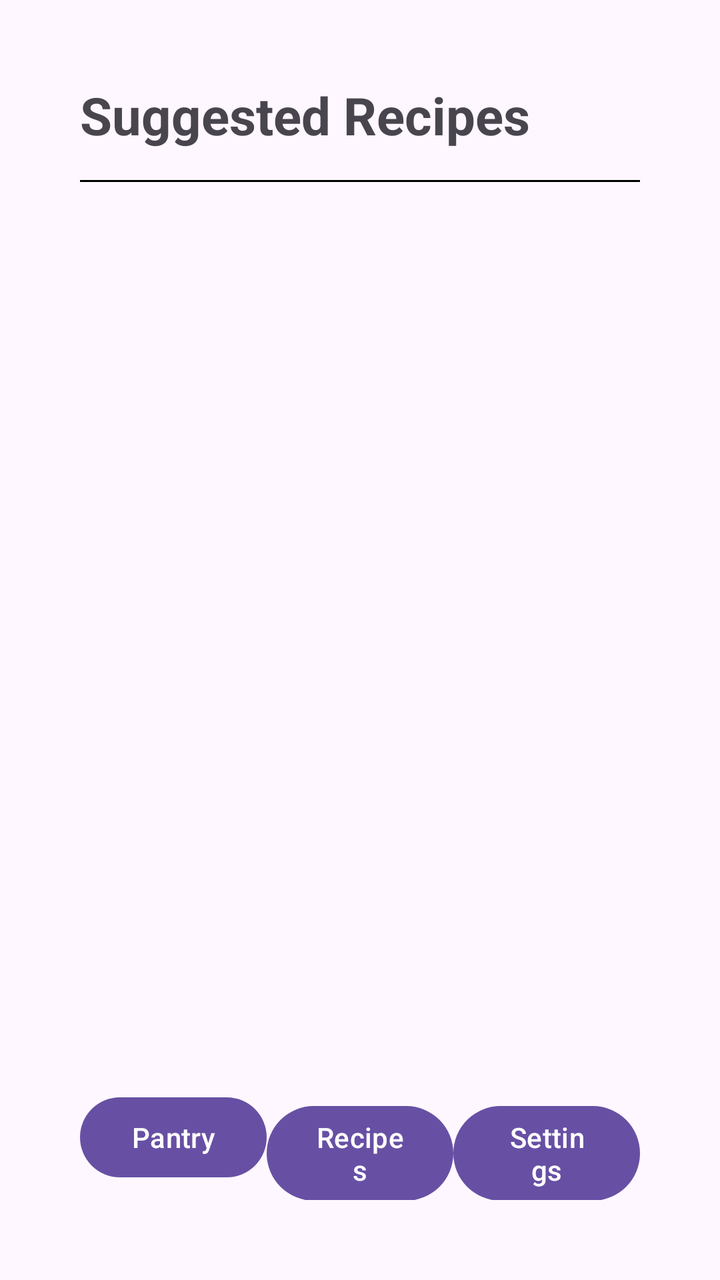
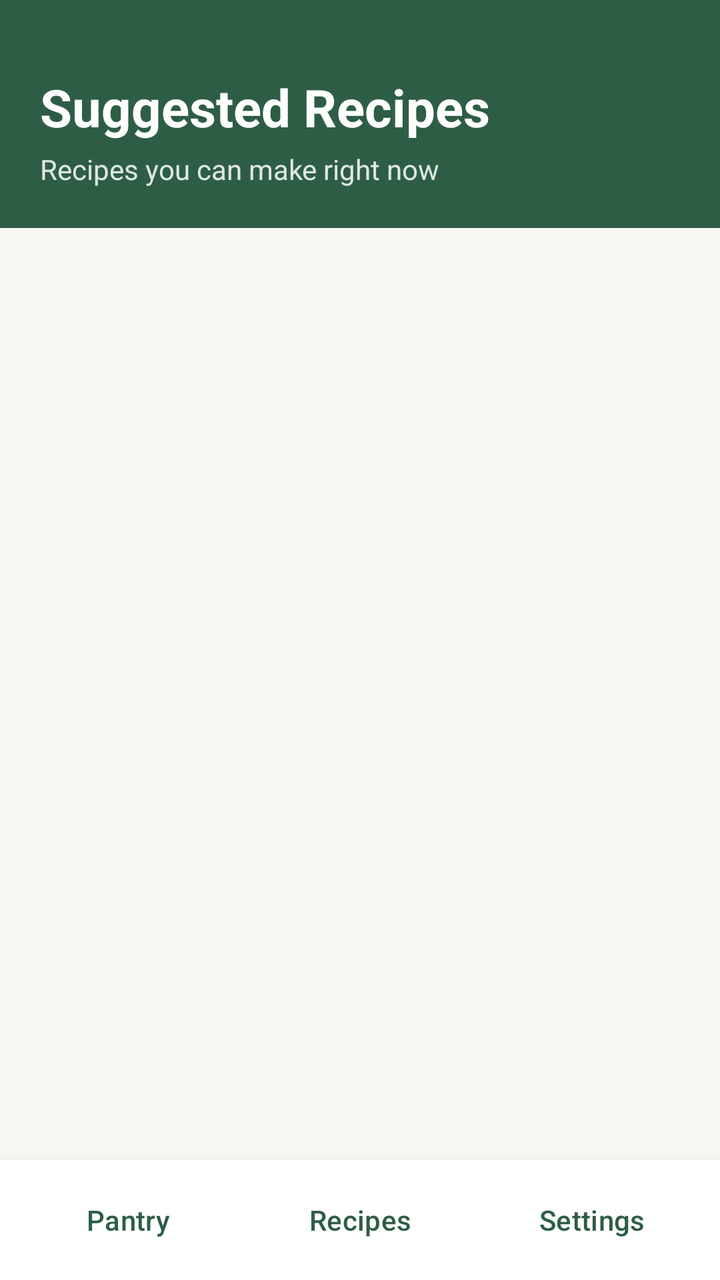

Before-and-after screenshots of an Android layout around one commit, followed by the original layout XML and the change that was made.
<!-- AndroidManifest.xml: application theme Theme.SmartPantryManager -->
<!-- res/layout/activity_suggested_recipes.xml -->
<?xml version="1.0" encoding="utf-8"?>
<LinearLayout
    xmlns:android="http://schemas.android.com/apk/res/android"
    android:layout_width="match_parent"
    android:layout_height="match_parent"
    android:orientation="vertical"
    android:padding="40dp">

    <TextView
        android:layout_width="wrap_content"
        android:layout_height="wrap_content"
        android:layout_marginBottom="15dp"
        android:text="Suggested Recipes"
        android:textSize="26sp"
        android:textStyle="bold" />

    <TextView
        android:id="@+id/textViewNoRecipes"
        android:layout_width="wrap_content"
        android:layout_height="wrap_content"
        android:text="No recipes match your pantry yet - add more ingredients."
        android:visibility="gone"
        android:layout_marginBottom="12dp" />

    <View
        android:id="@+id/divider"
        android:layout_width="match_parent"
        android:layout_height="1dp"
        android:background="@color/black" />

    <androidx.recyclerview.widget.RecyclerView
        android:id="@+id/recyclerViewRecipes"
        android:layout_width="match_parent"
        android:layout_height="0dp"
        android:layout_weight="1" />

    <include
        layout="@layout/bottom_navigation" />
</LinearLayout>
<!-- res/layout/bottom_navigation.xml (included above) -->
<?xml version="1.0" encoding="utf-8"?>
<LinearLayout xmlns:android="http://schemas.android.com/apk/res/android"
    android:layout_width="match_parent"
    android:layout_height="wrap_content"
    android:orientation="horizontal">

    <Button
        android:id="@+id/buttonNavPantry"
        android:layout_width="0dp"
        android:layout_height="wrap_content"
        android:layout_weight="1"
        android:text="Pantry" />

    <Button
        android:id="@+id/buttonNavRecipes"
        android:layout_width="0dp"
        android:layout_height="wrap_content"
        android:layout_weight="1"
        android:text="Recipes" />

    <Button
        android:id="@+id/buttonNavSettings"
        android:layout_width="0dp"
        android:layout_height="wrap_content"
        android:layout_weight="1"
        android:text="Settings" />

</LinearLayout>
<!-- resources referenced by this layout -->
<resources>
  <color name="black">#FF000000</color>
  <style name="Theme.SmartPantryManager" parent="Base.Theme.SmartPantryManager" />
  <style name="Base.Theme.SmartPantryManager" parent="Theme.Material3.DayNight.NoActionBar">
          
          
      </style>
</resources>

<!-- the commit's change to res/layout/activity_suggested_recipes.xml (unified diff, before → after) -->
@@ -4,65 +4,97 @@
     android:layout_width="match_parent"
     android:layout_height="match_parent"
     android:orientation="vertical"
-    android:padding="40dp">
+    android:background="@color/pantry_background">
 
-    <TextView
-        android:layout_width="wrap_content"
+    
+    <LinearLayout
+        android:layout_width="match_parent"
         android:layout_height="wrap_content"
-        android:layout_marginBottom="15dp"
-        android:text="Suggested Recipes"
-        android:textSize="26sp"
-        android:textStyle="bold" />
+        android:orientation="vertical"
+        android:background="@color/pantry_green"
+        android:padding="20dp">
+
+        <TextView
+            android:layout_width="wrap_content"
+            android:layout_height="wrap_content"
+            android:text="Suggested Recipes"
+            android:textColor="@color/pantry_white"
+            android:textSize="26sp"
+            android:textStyle="bold"
+            android:paddingTop="16dp"/>
+
+        <TextView
+            android:layout_width="wrap_content"
+            android:layout_height="wrap_content"
+            android:text="Recipes you can make right now"
+            android:textColor="#DDE8E1"
+            android:textSize="14sp"
+            android:layout_marginTop="4dp" />
+
+    </LinearLayout>
 
     <TextView
         android:id="@+id/textViewNoRecipes"
-        android:layout_width="wrap_content"
+        android:layout_width="match_parent"
         android:layout_height="wrap_content"
-        android:text="No recipes match your pantry yet - add more ingredients."
-        android:visibility="gone"
-        android:layout_marginBottom="12dp" />
-
-    <View
-        android:id="@+id/divider"
-        android:layout_width="match_parent"
-        android:layout_height="1dp"
-        android:background="@color/black" />
+        android:text="No recipes match your pantry yet.\nAdd more ingredients to see suggestions."
+        android:textColor="@color/pantry_secondary_text"
+        android:textSize="16sp"
+        android:gravity="center"
+        android:padding="32dp"
+        android:visibility="gone" />
 
     <androidx.recyclerview.widget.RecyclerView
         android:id="@+id/recyclerViewRecipes"
         android:layout_width="match_parent"
         android:layout_height="0dp"
-        android:layout_weight="1" />
+        android:layout_weight="1"
+        android:padding="16dp"
+        android:clipToPadding="false" />
 
     <include
         layout="@layout/bottom_navigation" />
+
 </LinearLayout>
 <!-- res/layout/bottom_navigation.xml (included above) -->
 <?xml version="1.0" encoding="utf-8"?>
-<LinearLayout xmlns:android="http://schemas.android.com/apk/res/android"
+<LinearLayout
+    xmlns:android="http://schemas.android.com/apk/res/android"
     android:layout_width="match_parent"
     android:layout_height="wrap_content"
-    android:orientation="horizontal">
+    android:orientation="horizontal"
+    android:background="@color/pantry_white"
+    android:elevation="8dp"
+    android:padding="6dp">
 
     <Button
         android:id="@+id/buttonNavPantry"
         android:layout_width="0dp"
         android:layout_height="wrap_content"
         android:layout_weight="1"
-        android:text="Pantry" />
+        android:text="Pantry"
+        android:textAllCaps="false"
+        android:textColor="@color/pantry_green"
+        android:backgroundTint="@color/pantry_white" />
 
     <Button
         android:id="@+id/buttonNavRecipes"
         android:layout_width="0dp"
         android:layout_height="wrap_content"
         android:layout_weight="1"
-        android:text="Recipes" />
+        android:text="Recipes"
+        android:textAllCaps="false"
+        android:textColor="@color/pantry_green"
+        android:backgroundTint="@color/pantry_white" />
 
     <Button
         android:id="@+id/buttonNavSettings"
         android:layout_width="0dp"
         android:layout_height="wrap_content"
         android:layout_weight="1"
-        android:text="Settings" />
+        android:text="Settings"
+        android:textAllCaps="false"
+        android:textColor="@color/pantry_green"
+        android:backgroundTint="@color/pantry_white" />
 
 </LinearLayout>
<!-- resource entries referenced after the edit -->
@@ -1,6 +1,9 @@
 <!-- resources referenced by this layout -->
 <resources>
-  <color name="black">#FF000000</color>
+  <color name="pantry_background">#F7F7F2</color>
+  <color name="pantry_green">#2E5D46</color>
+  <color name="pantry_secondary_text">#68736C</color>
+  <color name="pantry_white">#FFFFFF</color>
   <style name="Theme.SmartPantryManager" parent="Base.Theme.SmartPantryManager" />
   <style name="Base.Theme.SmartPantryManager" parent="Theme.Material3.DayNight.NoActionBar">
           
